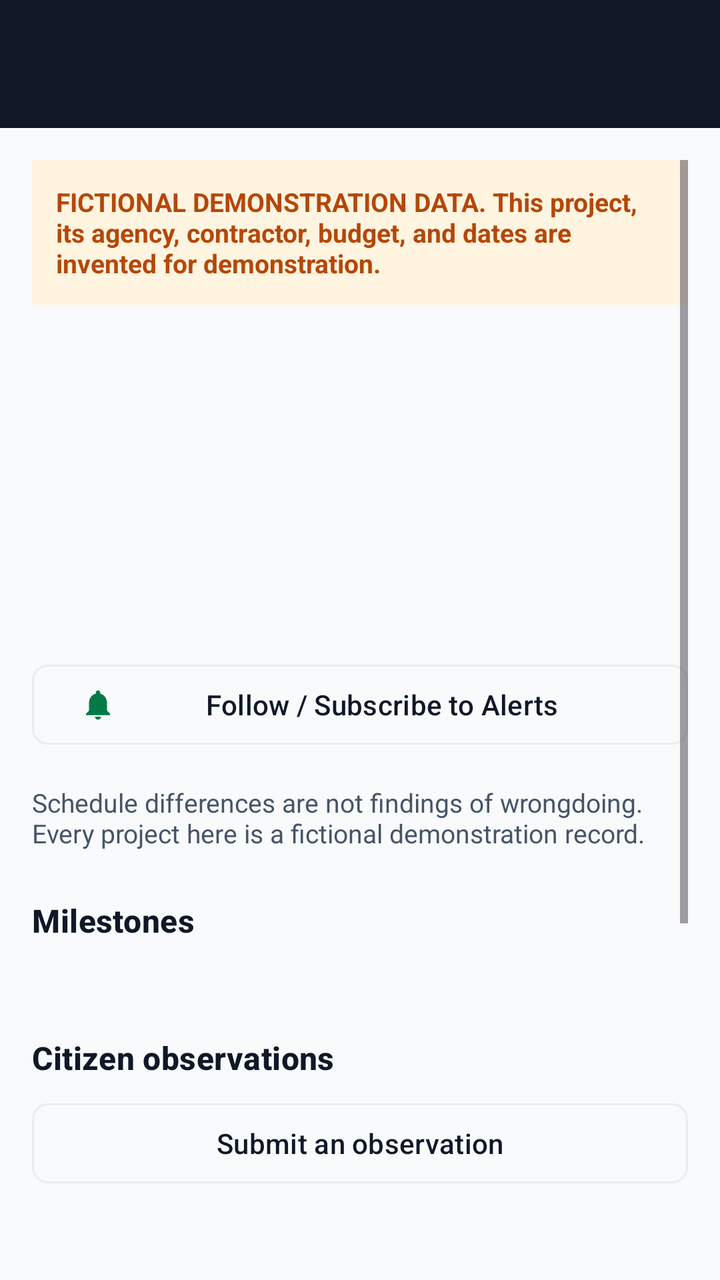
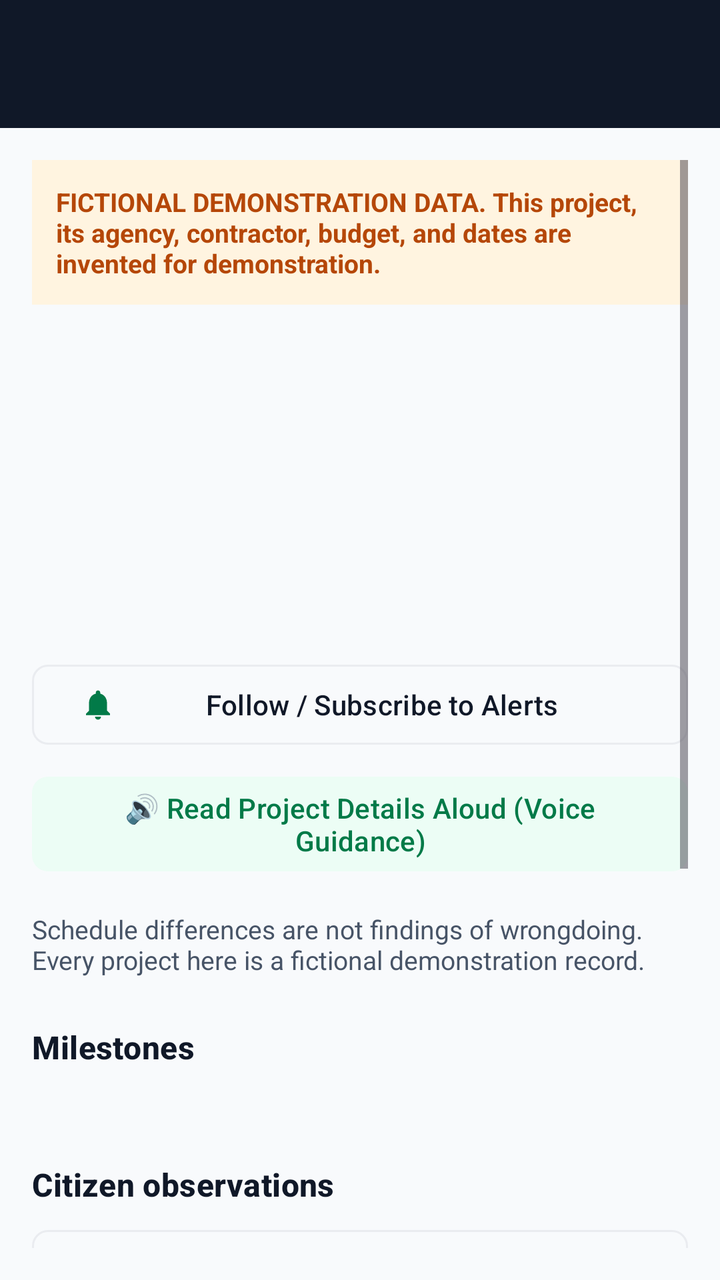

Screens rendered from an Android XML layout before and after an edit, with the pre-edit source and the edit as a unified diff.
<!-- AndroidManifest.xml: application theme Theme.CivicLens -->
<!-- res/layout/activity_project_detail.xml -->
<?xml version="1.0" encoding="utf-8"?>
<LinearLayout xmlns:android="http://schemas.android.com/apk/res/android"
    xmlns:app="http://schemas.android.com/apk/res-auto"
    android:layout_width="match_parent"
    android:layout_height="match_parent"
    android:orientation="vertical">

    <com.google.android.material.appbar.MaterialToolbar
        android:id="@+id/toolbar"
        android:layout_width="match_parent"
        android:layout_height="?attr/actionBarSize"
        android:background="@color/navy"
        app:navigationIconTint="@color/white"
        app:titleTextColor="@color/white" />

    <ScrollView
        android:layout_width="match_parent"
        android:layout_height="match_parent"
        android:padding="16dp">

        <LinearLayout
            android:layout_width="match_parent"
            android:layout_height="wrap_content"
            android:orientation="vertical">

            <TextView
                android:id="@+id/fictionalBanner"
                android:layout_width="match_parent"
                android:layout_height="wrap_content"
                android:background="#FFF4E0"
                android:padding="12dp"
                android:text="@string/fictional_banner"
                android:textColor="@color/warning"
                android:textStyle="bold"
                android:textSize="13sp" />

            <TextView
                android:id="@+id/projectName"
                android:layout_width="match_parent"
                android:layout_height="wrap_content"
                android:layout_marginTop="12dp"
                android:textAppearance="@style/TextAppearance.Material3.HeadlineSmall"
                android:textColor="@color/navy"
                android:textStyle="bold" />

            <TextView
                android:id="@+id/projectAgency"
                android:layout_width="match_parent"
                android:layout_height="wrap_content"
                android:layout_marginTop="8dp" />

            <TextView
                android:id="@+id/projectContractor"
                android:layout_width="match_parent"
                android:layout_height="wrap_content"
                android:layout_marginTop="4dp" />

            <TextView
                android:id="@+id/projectLocation"
                android:layout_width="match_parent"
                android:layout_height="wrap_content"
                android:layout_marginTop="4dp"
                android:textColor="@color/green"
                android:textStyle="bold" />

            <TextView
                android:id="@+id/projectBudget"
                android:layout_width="match_parent"
                android:layout_height="wrap_content"
                android:layout_marginTop="4dp" />

            <TextView
                android:id="@+id/projectSource"
                android:layout_width="match_parent"
                android:layout_height="wrap_content"
                android:layout_marginTop="8dp"
                android:textColor="@color/text_secondary"
                android:textSize="13sp" />

            <com.google.android.material.button.MaterialButton
                android:id="@+id/subscribeProjectButton"
                style="@style/Widget.Material3.Button.OutlinedButton"
                android:layout_width="match_parent"
                android:layout_height="wrap_content"
                android:layout_marginTop="10dp"
                android:minHeight="48dp"
                android:text="Follow / Subscribe to Alerts"
                app:cornerRadius="8dp"
                app:icon="@drawable/ic_bell"
                app:iconTint="@color/green" />

            <TextView
                android:layout_width="match_parent"
                android:layout_height="wrap_content"
                android:layout_marginTop="16dp"
                android:text="@string/project_disclaimer"
                android:textColor="@color/text_secondary"
                android:textSize="13sp" />

            <TextView
                android:id="@+id/delayWarningBanner"
                android:layout_width="match_parent"
                android:layout_height="wrap_content"
                android:layout_marginTop="12dp"
                android:background="#FFF4E0"
                android:padding="12dp"
                android:textColor="@color/warning"
                android:textSize="13sp"
                android:visibility="gone" />

            <TextView
                android:layout_width="match_parent"
                android:layout_height="wrap_content"
                android:layout_marginTop="24dp"
                android:text="@string/milestones_title"
                android:textAppearance="@style/TextAppearance.Material3.TitleMedium"
                android:textColor="@color/navy"
                android:textStyle="bold" />

            <TextView
                android:id="@+id/progressText"
                android:layout_width="match_parent"
                android:layout_height="wrap_content"
                android:layout_marginTop="4dp"
                android:textColor="@color/text_secondary" />

            <TextView
                android:id="@+id/milestonesEmpty"
                android:layout_width="match_parent"
                android:layout_height="wrap_content"
                android:layout_marginTop="4dp"
                android:text="@string/milestones_empty"
                android:visibility="gone" />

            <androidx.recyclerview.widget.RecyclerView
                android:id="@+id/milestonesList"
                android:layout_width="match_parent"
                android:layout_height="wrap_content" />

            <TextView
                android:layout_width="match_parent"
                android:layout_height="wrap_content"
                android:layout_marginTop="24dp"
                android:text="@string/observations_title"
                android:textAppearance="@style/TextAppearance.Material3.TitleMedium"
                android:textColor="@color/navy"
                android:textStyle="bold" />

            <com.google.android.material.button.MaterialButton
                android:id="@+id/submitObservationButton"
                style="@style/Widget.Material3.Button.OutlinedButton"
                android:layout_width="match_parent"
                android:layout_height="wrap_content"
                android:layout_marginTop="8dp"
                android:minHeight="48dp"
                android:text="@string/observation_submit"
                app:cornerRadius="8dp" />

            <TextView
                android:id="@+id/observationsEmpty"
                android:layout_width="match_parent"
                android:layout_height="wrap_content"
                android:layout_marginTop="8dp"
                android:text="@string/observations_empty"
                android:visibility="gone" />

            <androidx.recyclerview.widget.RecyclerView
                android:id="@+id/observationsList"
                android:layout_width="match_parent"
                android:layout_height="wrap_content" />

            <TextView
                android:layout_width="match_parent"
                android:layout_height="wrap_content"
                android:layout_marginTop="24dp"
                android:text="@string/events_title"
                android:textAppearance="@style/TextAppearance.Material3.TitleMedium"
                android:textColor="@color/navy"
                android:textStyle="bold" />

            <TextView
                android:id="@+id/eventsEmpty"
                android:layout_width="match_parent"
                android:layout_height="wrap_content"
                android:layout_marginTop="8dp"
                android:text="@string/events_empty"
                android:visibility="gone" />

            <androidx.recyclerview.widget.RecyclerView
                android:id="@+id/eventsList"
                android:layout_width="match_parent"
                android:layout_height="wrap_content" />

            <LinearLayout
                android:layout_width="match_parent"
                android:layout_height="wrap_content"
                android:layout_marginTop="24dp"
                android:background="@color/surface"
                android:orientation="vertical"
                android:padding="16dp">

                <TextView
                    android:layout_width="wrap_content"
                    android:layout_height="wrap_content"
                    android:text="Project Reality Index Score (0-100)"
                    android:textAppearance="@style/TextAppearance.Material3.TitleMedium"
                    android:textColor="@color/navy"
                    android:textStyle="bold" />

                <TextView
                    android:id="@+id/realityIndexScoreText"
                    android:layout_width="match_parent"
                    android:layout_height="wrap_content"
                    android:layout_marginTop="6dp"
                    android:textColor="@color/green"
                    android:textSize="16sp"
                    android:textStyle="bold" />

                <TextView
                    android:id="@+id/realityIndexBreakdownText"
                    android:layout_width="match_parent"
                    android:layout_height="wrap_content"
                    android:layout_marginTop="4dp"
                    android:textColor="@color/text_secondary"
                    android:textSize="12sp" />
            </LinearLayout>

            <com.google.android.material.button.MaterialButton
                android:id="@+id/openRtiDraftButton"
                style="@style/Widget.Material3.Button.TonalButton"
                android:layout_width="match_parent"
                android:layout_height="wrap_content"
                android:layout_marginTop="16dp"
                android:minHeight="48dp"
                android:text="@string/rti_assistant_title"
                app:cornerRadius="8dp" />

            <TextView
                android:layout_width="match_parent"
                android:layout_height="wrap_content"
                android:layout_marginTop="24dp"
                android:text="Accountability Watch &amp; Media Coverage"
                android:textAppearance="@style/TextAppearance.Material3.TitleMedium"
                android:textColor="@color/navy"
                android:textStyle="bold" />

            <androidx.recyclerview.widget.RecyclerView
                android:id="@+id/accountabilityList"
                android:layout_width="match_parent"
                android:layout_height="wrap_content"
                android:layout_marginTop="8dp" />
        </LinearLayout>
    </ScrollView>
</LinearLayout>
<!-- resources referenced by this layout -->
<resources>
  <color name="green">#027A48</color>
  <color name="navy">#101828</color>
  <color name="surface">#F8FAFC</color>
  <color name="text_secondary">#475467</color>
  <color name="warning">#B54708</color>
  <color name="white">#FFFFFF</color>
  <!-- drawable ic_bell (drawable) -->
  <?xml version="1.0" encoding="utf-8"?>
  <vector xmlns:android="http://schemas.android.com/apk/res/android"
      android:width="24dp"
      android:height="24dp"
      android:viewportWidth="24"
      android:viewportHeight="24">
      <path
          android:fillColor="#FFFFFFFF"
          android:pathData="M12,22c1.1,0 2,-0.9 2,-2h-4c0,1.1 0.9,2 2,2zM18,16v-5c0,-3.07 -1.64,-5.64 -4.5,-6.32V4c0,-0.83 -0.67,-1.5 -1.5,-1.5s-1.5,0.67 -1.5,1.5v0.68C7.63,5.36 6,7.92 6,11v5l-2,2v1h16v-1l-2,-2z" />
  </vector>
  <string name="events_empty">No events recorded yet.</string>
  <string name="events_title">Audit trail</string>
  <string name="fictional_banner">FICTIONAL DEMONSTRATION DATA. This project, its agency, contractor, budget, and dates are invented for demonstration.</string>
  <string name="milestones_empty">No milestones published for this project.</string>
  <string name="milestones_title">Milestones</string>
  <string name="observation_submit">Submit an observation</string>
  <string name="observations_empty">No observations yet on this device.</string>
  <string name="observations_title">Citizen observations</string>
  <string name="project_disclaimer">Schedule differences are not findings of wrongdoing. Every project here is a fictional demonstration record.</string>
  <string name="rti_assistant_title">RTI Application Draft Assistant</string>
  <style name="Theme.CivicLens" parent="Theme.Material3.Light.NoActionBar">
          <item name="colorPrimary">@color/navy</item>
          <item name="colorOnPrimary">@color/white</item>
          <item name="colorSecondary">@color/green</item>
          <item name="colorOnSecondary">@color/white</item>
          <item name="colorSecondaryContainer">@color/green_light</item>
          <item name="colorOnSecondaryContainer">@color/green</item>
          <item name="colorTertiary">@color/gold</item>
          <item name="colorSurface">@color/white</item>
          <item name="colorOutline">@color/stroke</item>
          <item name="android:windowBackground">@color/surface</item>
          <item name="android:statusBarColor">@color/navy_dark</item>
          <item name="android:navigationBarColor">@color/white</item>
          <item name="android:windowLightStatusBar">false</item>
      </style>
  <color name="green_light">#ECFDF5</color>
  <color name="gold">#F59E0B</color>
  <color name="stroke">#EAECF0</color>
  <color name="navy_dark">#0F172A</color>
</resources>

<!-- the commit's change to res/layout/activity_project_detail.xml (unified diff, before → after) -->
@@ -88,6 +88,16 @@
                 app:cornerRadius="8dp"
                 app:icon="@drawable/ic_bell"
                 app:iconTint="@color/green" />
+
+            <com.google.android.material.button.MaterialButton
+                android:id="@+id/readProjectVoiceButton"
+                style="@style/Widget.Material3.Button.TonalButton"
+                android:layout_width="match_parent"
+                android:layout_height="wrap_content"
+                android:layout_marginTop="8dp"
+                android:minHeight="48dp"
+                android:text="🔊 Read Project Details Aloud (Voice Guidance)"
+                app:cornerRadius="8dp" />
 
             <TextView
                 android:layout_width="match_parent"
